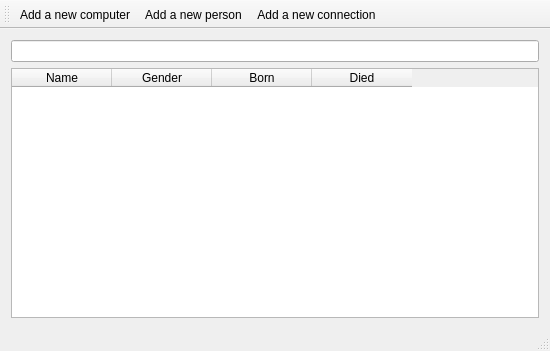
Verklegtnamskeid1/gubb, file database.ui: the form before one commit.
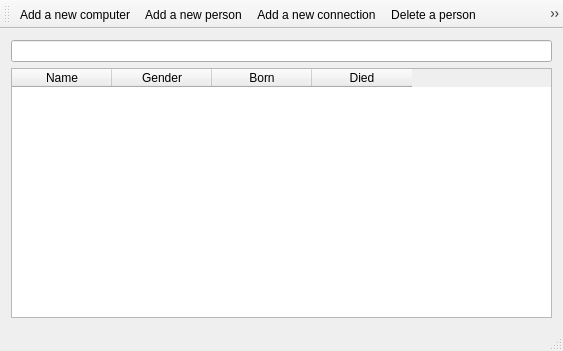
The form after the commit. Icons and pictures are not drawn.

Commit message: modified:   database.ui 	new file:   insertcomputer.cpp 	new file:   insertcomputer.h 	new file:   insertcomputer.ui 	modified:   skilaverkefni3.pro

```diff
--- a/database.ui
+++ b/database.ui
@@ -6,7 +6,7 @@
    <rect>
     <x>0</x>
     <y>0</y>
-    <width>546</width>
+    <width>563</width>
     <height>351</height>
    </rect>
   </property>
@@ -101,6 +101,9 @@
    <addaction name="actionAdd_a_new_computer"/>
    <addaction name="actionAdd_a_new_person_2"/>
    <addaction name="actionAdd_a_new_connection"/>
+   <addaction name="actionDelete_a_person"/>
+   <addaction name="actionDelete_a_computer"/>
+   <addaction name="actionDelete_a_connection"/>
   </widget>
   <widget class="QStatusBar" name="statusBar"/>
   <action name="actionAdd_a_new_computer">
@@ -141,6 +144,21 @@
     <string>Click here to add a new connection</string>
    </property>
   </action>
+  <action name="actionDelete_a_person">
+   <property name="text">
+    <string>Delete a person</string>
+   </property>
+  </action>
+  <action name="actionDelete_a_computer">
+   <property name="text">
+    <string>Delete a computer</string>
+   </property>
+  </action>
+  <action name="actionDelete_a_connection">
+   <property name="text">
+    <string>Delete a connection</string>
+   </property>
+  </action>
  </widget>
  <layoutdefault spacing="6" margin="11"/>
  <resources>
```
Left out of the diff: 2 changed lines with no effect on the pictures. The commit also changes 4 other files.
